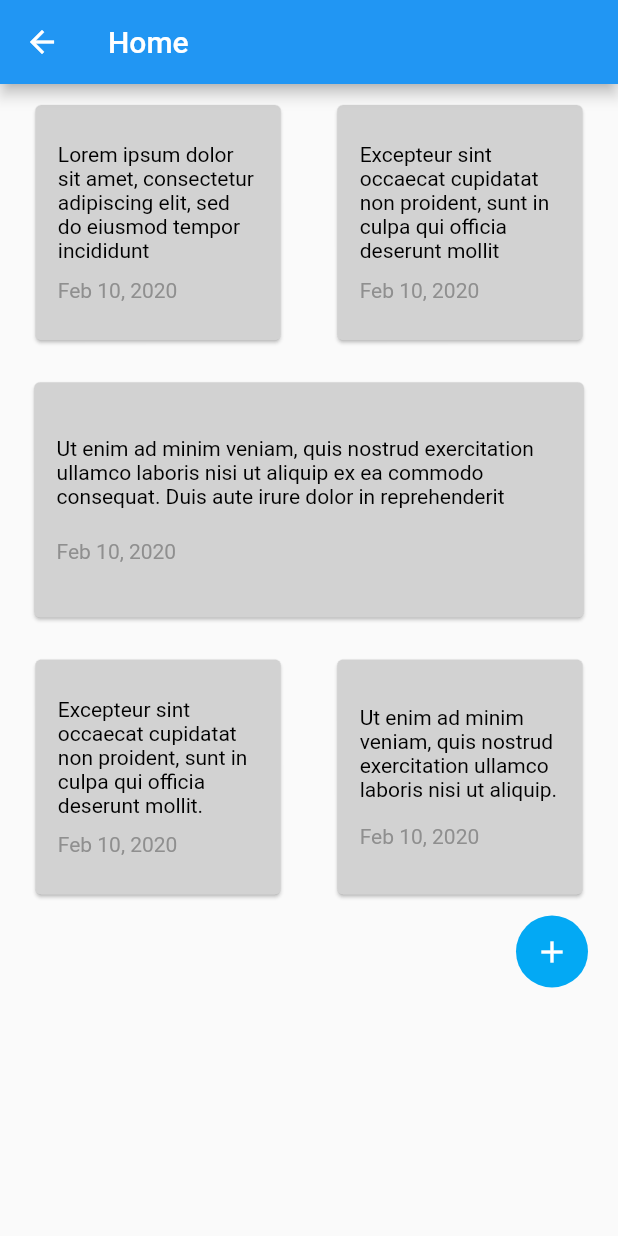
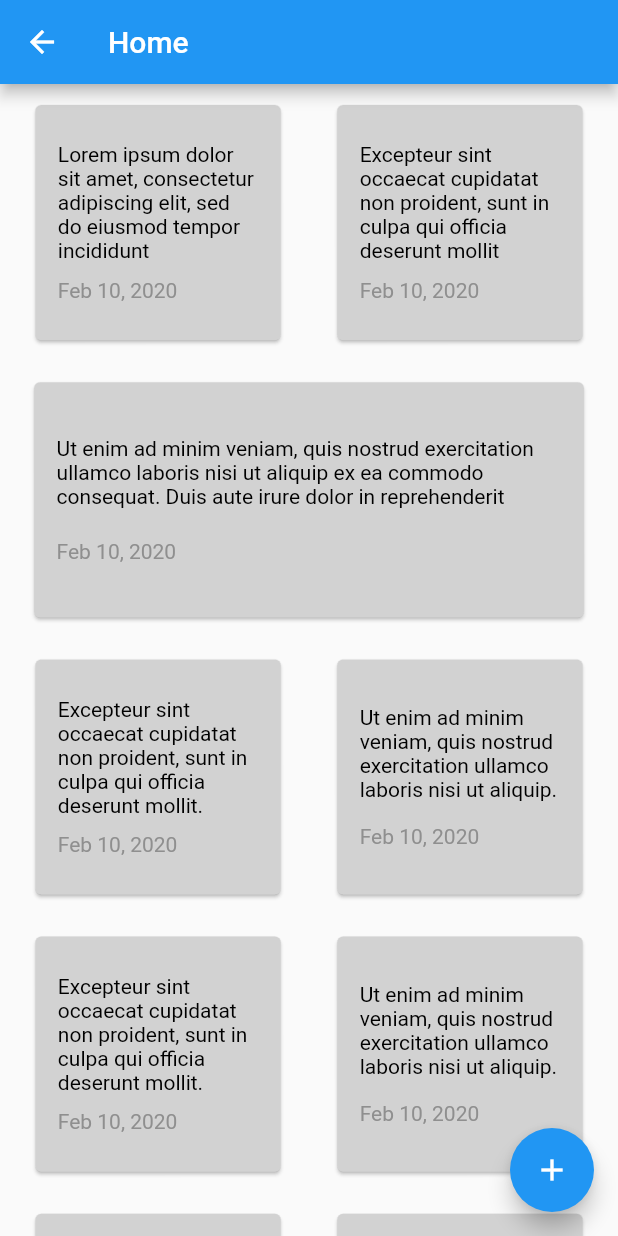
Before and after one commit to jimmytran005/at_notes, a Flutter app: the HomeScreen screen opened directly, on a phone screen of 412 x 824 dp. Run offline on Flutter 3.47's test engine with Material 2 defaults, Android fonts, the phone set to English and light mode, and no system bars; missing offline and left inert: at_app_flutter, at_client_mobile, at_onboarding_flutter, at_utils.

Commit message:
added scrollable for notes, made button floatable

```diff
--- a/lib/screens/home.dart
+++ b/lib/screens/home.dart
@@ -7,7 +7,9 @@ class HomeScreen extends StatelessWidget {
   Widget build(BuildContext context) {
     return Scaffold(
       appBar: AppBar(title: Text('Home')),
-      body: Column(
+      // SingleChildScrollView : REFERENCE : https://api.flutter.dev/flutter/widgets/SingleChildScrollView-class.html
+      body: SingleChildScrollView(
+        child: Column(
           children: [
             Row(mainAxisAlignment: MainAxisAlignment.spaceEvenly, children: [
               Note(
@@ -35,30 +37,34 @@ class HomeScreen extends StatelessWidget {
                   'Feb 10, 2020',
                   false)
             ]),
-          Padding(
-              padding: const EdgeInsets.only(right: 20.0),
-              child: Row(
-                mainAxisAlignment: MainAxisAlignment.end,
-                children: [
-                  // REFERENCE : https://api.flutter.dev/flutter/material/IconButton-class.html
-                  Ink(
-                    decoration: const ShapeDecoration(
-                      color: Colors.lightBlue,
-                      shape: CircleBorder(),
+            Row(mainAxisAlignment: MainAxisAlignment.spaceEvenly, children: [
+              Note(
+                  'Excepteur sint occaecat cupidatat non proident, sunt in culpa qui officia deserunt mollit.',
+                  'Feb 10, 2020',
+                  false),
+              Note(
+                  'Ut enim ad minim veniam, quis nostrud exercitation ullamco laboris nisi ut aliquip.',
+                  'Feb 10, 2020',
+                  false)
+            ]),
+            Row(mainAxisAlignment: MainAxisAlignment.spaceEvenly, children: [
+              Note(
+                  'Excepteur sint occaecat cupidatat non proident, sunt in culpa qui officia deserunt mollit.',
+                  'Feb 10, 2020',
+                  false),
+              Note(
+                  'Ut enim ad minim veniam, quis nostrud exercitation ullamco laboris nisi ut aliquip.',
+                  'Feb 10, 2020',
+                  false)
+            ]),
+          ],
         ),
-                    child: IconButton(
-                      icon: const Icon(Icons.add),
-                      color: Colors.white,
-                      // when the button is pressed, we want to navigate to the note widget
+      ),
+      floatingActionButton: FloatingActionButton(
           onPressed: () {
             Navigator.pushNamed(context, '/note');
           },
-                    ),
-                  )
-                ],
-              ))
-        ],
-      ),
+          child: const Icon(Icons.add)),
     );
   }
 }
```
Lines whose indentation alone changed are shown as unchanged.
